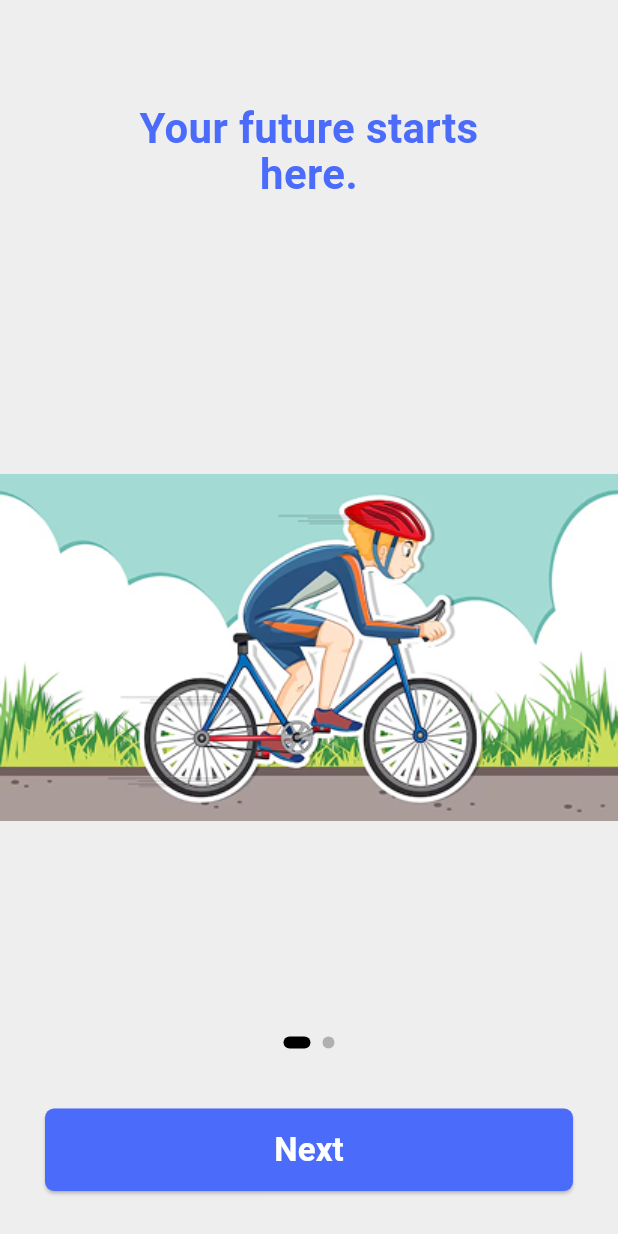
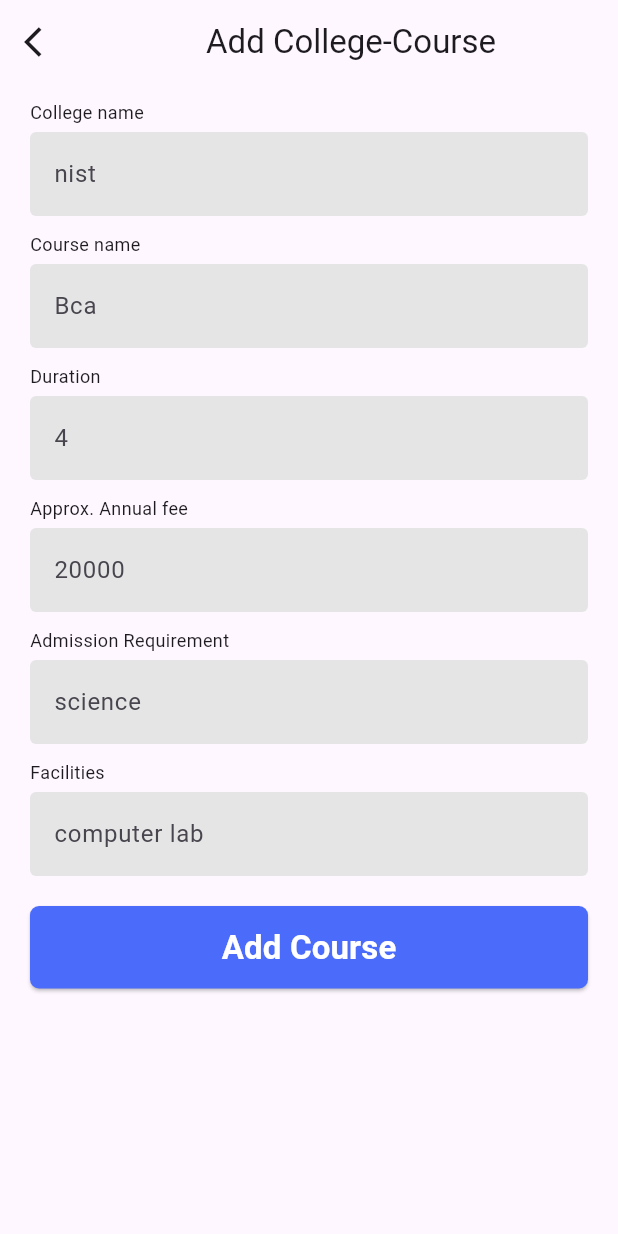
Before and after one commit to timalsinausha/careerPathNepal, a Flutter app: the screen it shows after launch, on a phone screen of 412 x 824 dp. Run offline on Flutter 3.47's test engine with Material 3 defaults, Android fonts, the phone set to English and light mode, and no system bars.

Commit message:
admin form ui

```diff
--- /dev/null
+++ b/lib/admin/college_course_add.dart
@@ -0,0 +1,110 @@
+import 'package:careernepal/core/snackar_bar.dart';
+import 'package:careernepal/core/validators.dart';
+import 'package:careernepal/widgets/custom_button.dart';
+import 'package:careernepal/widgets/custom_textfield.dart';
+import 'package:flutter/material.dart';
+
+class CollegeCourse_add extends StatefulWidget {
+  const CollegeCourse_add({super.key});
+
+  @override
+  State<CollegeCourse_add> createState() => _CollegeCourse_addState();
+}
+
+class _CollegeCourse_addState extends State<CollegeCourse_add> {
+  final courseNameController = TextEditingController();
+   final durationController = TextEditingController();
+   final careerPathController = TextEditingController();
+   final entranceController = TextEditingController();
+   final difficultyLevelController = TextEditingController();
+   final affilitationController = TextEditingController();
+   final streamController = TextEditingController();
+   final tagsController = TextEditingController();
+   final reguirementsController = TextEditingController();
+   final descriptionController = TextEditingController();
+  final formKey = GlobalKey<FormState>();
+  @override
+  Widget build(BuildContext context) {
+    return Scaffold(
+      appBar: AppBar(leading: IconButton(onPressed: (){}, icon: Icon(Icons.arrow_back_ios)),title: Center(child: Text("Add College-Course")),),
+      body: SafeArea(
+        child: Padding(
+          padding: EdgeInsets.symmetric(vertical: 10,horizontal: 20),
+          child: SingleChildScrollView(
+            child: Form(
+              child: Column(
+
+                children: [
+                  CustomTextField(
+                          hintText: "nist",
+                          labelText: "College name",
+                          controller:courseNameController ,
+                          validator:Validators.validateName,
+                        ),
+                         SizedBox(height: 10,),
+                   CustomTextField(
+                          hintText: "Bca",
+                          labelText: "Course name",
+                          controller:courseNameController ,
+                          validator:Validators.validateName,
+                        ),
+                         SizedBox(height: 10,),
+                         CustomTextField(
+                          hintText: "4",
+                          labelText: "Duration",
+                          controller:durationController ,
+                          validator:Validators.validateName,
+                        ),
+                         SizedBox(height: 10,),
+                         CustomTextField(
+                          hintText: "20000",
+                          labelText: "Approx. Annual fee",
+                          controller:affilitationController ,
+                          validator:Validators.validateName,
+                        ),
+
+                         SizedBox(height: 10,),
+                         CustomTextField(
+                          hintText: "science",
+                          labelText: "Admission Requirement",
+                          controller:reguirementsController ,
+                          validator:Validators.validateName,
+                        ),
+                                     SizedBox(height: 10,),
+                         CustomTextField(
+                          hintText: "computer lab",
+                          labelText: "Facilities",
+                          controller:streamController ,
+                          validator:Validators.validateName,
+                        ),
+                        SizedBox(height: 20,),
+                         CustomButton(
+                    text: "Add Course",
+
+                    onTap: () {
+
+                      if (formKey
+                          .currentState!
+                          .validate()) {
+
+                        showSnackBar(
+                          context,
+                          "Successful COurse adding",
+                        );
+                      }
+                    },
+                  ),
+
+                  const SizedBox(height: 20),
+
+
+
+                ],
+              ),
+            ),
+          ),
+        ),
+      ),
+    );
+  }
+}
--- a/lib/main.dart
+++ b/lib/main.dart
@@ -1,3 +1,6 @@
+import 'package:careernepal/admin/college_add.dart';
+import 'package:careernepal/admin/college_course_add.dart';
+import 'package:careernepal/admin/course_add.dart';
 import 'package:careernepal/providers/login_provider.dart';
 import 'package:careernepal/providers/register_provider.dart';
 import 'package:careernepal/providers/splash_provider.dart';
@@ -35,7 +38,7 @@ class MyApp extends StatelessWidget {
         colorScheme: ColorScheme.fromSeed(seedColor: Colors.deepPurple),
         useMaterial3: true,
       ),
-      home: const OnboardingScreen(),
+      home: const CollegeCourse_add(),
     );
   }
 }
```
Also changed, not shown: lib/admin/college_add.dart (added, +157 -0 lines), lib/admin/course_add.dart (added, +140 -0 lines), pubspec.lock.
